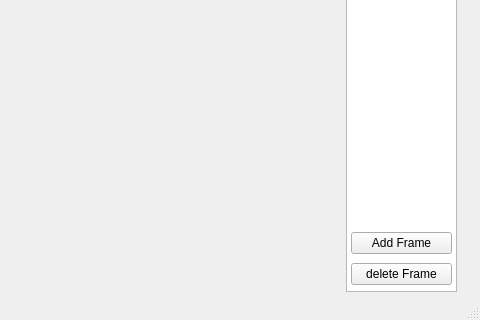
Above: viewer.ui from C2-YK/a8-sprite-editor-f21-FredZ-U before the change; both pictures show x 449 to 929 and y 269 to 589 of the 929 by 589 pixel window. Below: the same form after it.
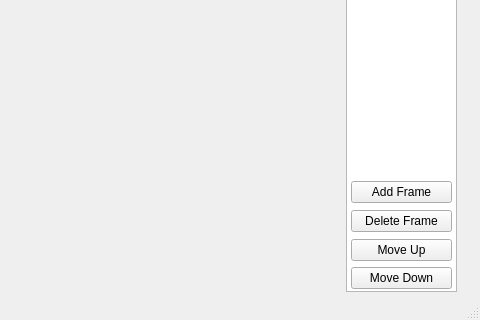
That is the form after the change. Icons and pictures are not drawn.

Commit message: move frame delete frame

```diff
--- a/viewer.ui
+++ b/viewer.ui
@@ -179,9 +179,9 @@
     <property name="geometry">
      <rect>
       <x>800</x>
-      <y>479</y>
+      <y>430</y>
       <width>101</width>
-      <height>61</height>
+      <height>111</height>
      </rect>
     </property>
     <layout class="QVBoxLayout" name="verticalLayout_3">
@@ -205,7 +205,7 @@
      <item>
       <widget class="QPushButton" name="delteFrame">
        <property name="text">
-        <string>delete Frame</string>
+        <string>Delete Frame</string>
        </property>
        <property name="icon">
         <iconset resource="res.qrc">
@@ -219,6 +219,24 @@
        </property>
       </widget>
      </item>
+     <item>
+      <layout class="QVBoxLayout" name="verticalLayout_4">
+       <item>
+        <widget class="QPushButton" name="moveUp">
+         <property name="text">
+          <string>Move Up</string>
+         </property>
+        </widget>
+       </item>
+       <item>
+        <widget class="QPushButton" name="moveDown">
+         <property name="text">
+          <string>Move Down</string>
+         </property>
+        </widget>
+       </item>
+      </layout>
+     </item>
     </layout>
    </widget>
   </widget>
```
Left out of the diff: 2 changed lines with no effect on the pictures. The commit also changes 6 other files.
